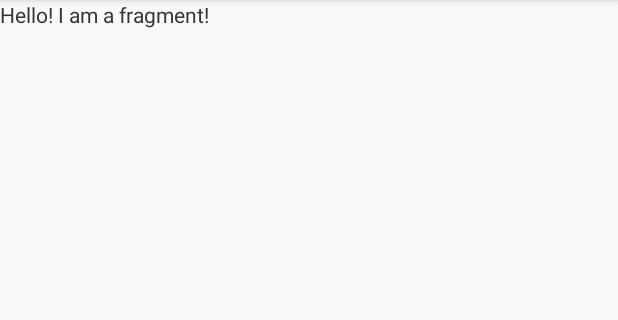
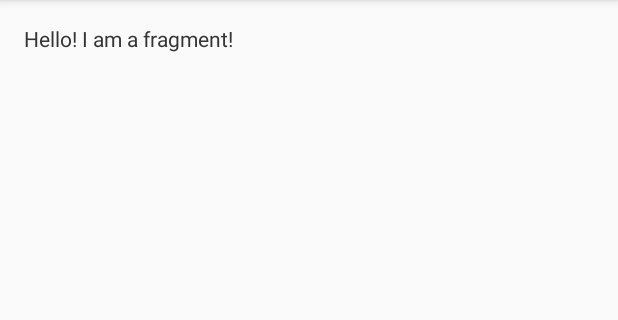
Before and after one commit to rx3r0/Sunshine, an Android app: the screen it shows after launch (MainActivity), on a phone screen of 412 x 824 dp, the part 84-404 px from its top. Run offline under Robolectric (Android 15) with nearby library versions, the phone set to English and light mode, and no system bars.

Commit message:
Add padding to LinearLayout

```diff
--- a/app/src/main/res/layout/activity_main.xml
+++ b/app/src/main/res/layout/activity_main.xml
@@ -3,7 +3,11 @@
     xmlns:tools="http://schemas.android.com/tools"
     android:orientation="vertical"
     android:layout_width="match_parent"
-    android:layout_height="match_parent">
+    android:layout_height="match_parent"
+    android:paddingTop="@dimen/activity_vertical_margin"
+    android:paddingBottom="@dimen/activity_vertical_margin"
+    android:paddingLeft="@dimen/activity_horizontal_margin"
+    android:paddingRight="@dimen/activity_horizontal_margin">
 
     <fragment
         android:layout_width="match_parent"
```
